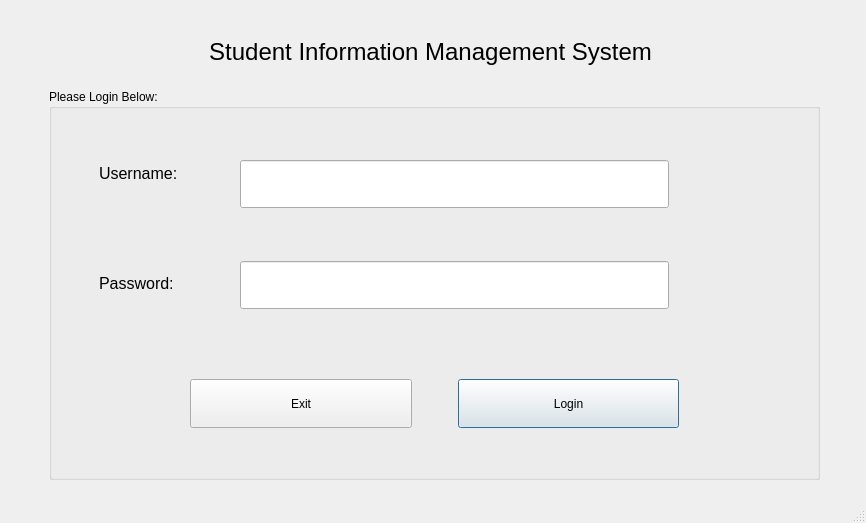
This is Form Files/loginView.ui in alixabahena/SIMS as Qt 5 draws it before an edit. The edited form follows.
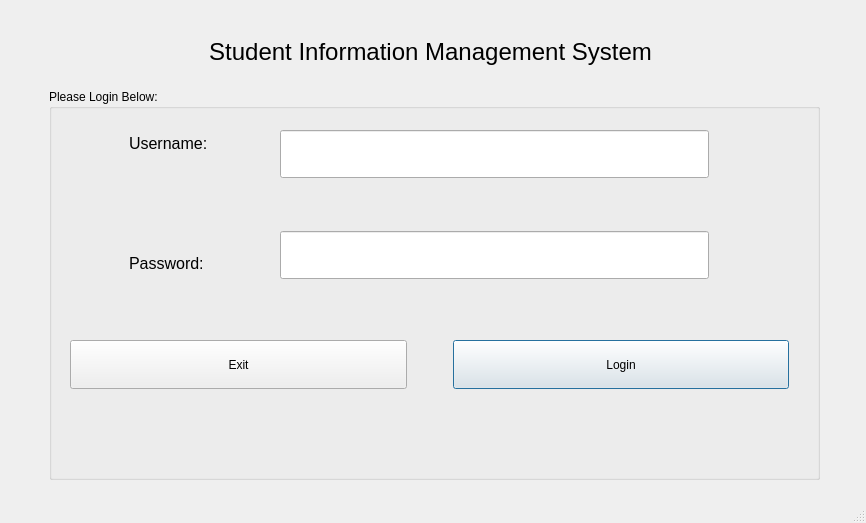
This is the edited form.

Commit message: Edited login window since the invalid error was being cut off. Removed splitters from student and faculty view and used horizontal layout instead

The edit to the form file:
```diff
--- a/Form Files/loginView.ui
+++ b/Form Files/loginView.ui
@@ -59,9 +59,9 @@
    <widget class="QLabel" name="loginStatus">
     <property name="geometry">
      <rect>
-      <x>30</x>
-      <y>430</y>
-      <width>811</width>
+      <x>50</x>
+      <y>420</y>
+      <width>771</width>
       <height>41</height>
      </rect>
     </property>
@@ -93,9 +93,9 @@
     <widget class="QWidget" name="horizontalLayoutWidget">
      <property name="geometry">
       <rect>
-       <x>130</x>
-       <y>279</y>
-       <width>511</width>
+       <x>10</x>
+       <y>240</y>
+       <width>741</width>
        <height>71</height>
       </rect>
      </property>
@@ -163,8 +163,8 @@
     <widget class="QWidget" name="verticalLayoutWidget">
      <property name="geometry">
       <rect>
-       <x>180</x>
-       <y>60</y>
+       <x>220</x>
+       <y>30</y>
        <width>451</width>
        <height>171</height>
       </rect>
@@ -224,8 +224,8 @@
     <widget class="QLabel" name="usernameLabel">
      <property name="geometry">
       <rect>
-       <x>50</x>
-       <y>70</y>
+       <x>80</x>
+       <y>40</y>
        <width>116</width>
        <height>29</height>
       </rect>
@@ -242,8 +242,8 @@
     <widget class="QLabel" name="PasswordLabel">
      <property name="geometry">
       <rect>
-       <x>50</x>
-       <y>180</y>
+       <x>80</x>
+       <y>160</y>
        <width>109</width>
        <height>29</height>
       </rect>
```
Left out of the diff: 5 changed lines with no effect on the pictures. The commit also changes 5 other files.
